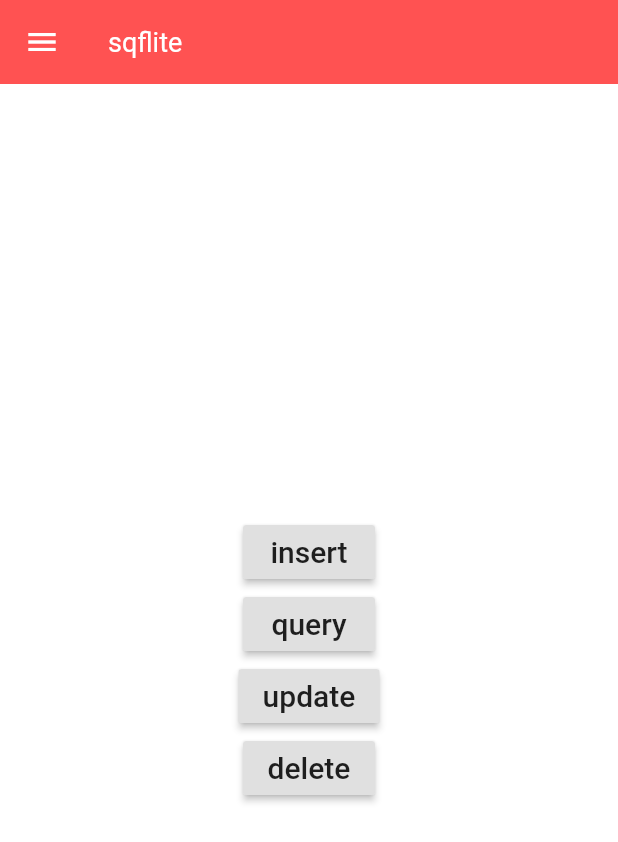
After one commit to ndtam273/OurWedding, a Flutter app: the TestDBScreen screen opened by its route, after a tap on "insert", on a phone screen of 412 x 824 dp. The commit adds this screen. Shown: the top 842 px of the screen. Run offline on Flutter 3.47's test engine with Material 2 defaults, Android fonts, the phone set to English and light mode, and no system bars; our stand-ins replace image_picker, sqflite; accounts and stored records are empty; Roboto replaces fonts that are missing (Muli).

Commit message:
Test Database

```diff
--- /dev/null
+++ b/lib/database/database_helper.dart
@@ -0,0 +1,97 @@
+import 'dart:io';
+
+import 'package:path/path.dart';
+import 'package:sqflite/sqflite.dart';
+import 'package:path_provider/path_provider.dart';
+
+class DataBaseHelper {
+  static final _databaseName = "MyDataBase.db";
+  static final _databaseVersion = 1;
+
+  static final table = 'my_table';
+
+  static final columnId = '_id';
+
+  static final columnNameMan = 'name_man';
+  static final columnAvatarMan = 'avatar_man';
+  static final columnNameWoman = 'name_woman';
+  static final columnAvatarWoman = 'avatar_woman';
+
+  // make this a singleton class
+  DataBaseHelper._privateConstructor();
+  static final DataBaseHelper instance = DataBaseHelper._privateConstructor();
+
+  // only have a single app-wide reference to the database
+  static Database _database;
+  Future<Database> get database async {
+    if (_database != null) return _database;
+    // lazily instantiate the db the first time it is accessed
+    _database = await _initDatabase();
+    print('init database');
+    return _database;
+  }
+
+  // this opens the database (and creates it if it doesn't exist)
+  _initDatabase() async {
+    Directory documentsDirectory = await getApplicationDocumentsDirectory();
+    String path = join(documentsDirectory.path, _databaseName);
+    return await openDatabase(
+      path,
+      version: _databaseVersion,
+      onCreate: _onCreate,
+    );
+  }
+
+  // SQL code to create the database table
+  Future _onCreate(Database db, int version) async {
+    await db.execute('''
+          CREATE TABLE $table (
+            $columnId INTEGER PRIMARY KEY,
+            $columnNameMan TEXT,
+            $columnAvatarMan TEXT,
+            $columnNameWoman TEXT,
+            $columnAvatarWoman TEXT
+          )
+          ''');
+  }
+
+  // Helper methods
+
+  // Inserts a row in the database where each key in the Map is a column name
+  // and the value is the column value. The return value is the id of the
+  // inserted row.
+  Future<int> insert(Map<String, dynamic> row) async {
+    Database db = await instance.database;
+    return await db.insert(table, row);
+  }
+
+  // All of the rows are returned as a list of maps, where each map is
+  // a key-value list of columns.
+  Future<List<Map<String, dynamic>>> queryAllRows() async {
+    Database db = await instance.database;
+    return await db.query(table);
+  }
+
+  // All of the methods (insert, query, update, delete) can also be done using
+  // raw SQL commands. This method uses a raw query to give the row count.
+  Future<int> queryRowCount() async {
+    Database db = await instance.database;
+    return Sqflite.firstIntValue(
+        await db.rawQuery('SELECT COUNT(*) FROM $table'));
+  }
+
+  // We are assuming here that the id column in the map is set. The other
+  // column values will be used to update the row.
+  Future<int> update(Map<String, dynamic> row) async {
+    Database db = await instance.database;
+    int id = row[columnId];
+    return await db.update(table, row, where: '$columnId = ?', whereArgs: [id]);
+  }
+
+  // Deletes the row specified by the id. The number of affected rows is
+  // returned. This should be 1 as long as the row exists.
+  Future<int> delete(int id) async {
+    Database db = await instance.database;
+    return await db.delete(table, where: '$columnId = ?', whereArgs: [id]);
+  }
+}
--- a/lib/routes.dart
+++ b/lib/routes.dart
@@ -1,12 +1,16 @@
 import 'package:flutter/material.dart';
+import 'package:path/path.dart';
 import 'package:source_code/screens/CameraScreen/camera_screen.dart';
 import 'package:source_code/screens/ChangeBackgroundScreen/change_background_screen.dart';
 import 'package:source_code/screens/CountDownScreen/count_down_screen.dart';
 import 'package:source_code/screens/PreviewScreen/preview_screen.dart';
+
+import 'screens/TestDB/test_db.dart';
 
 final Map<String, WidgetBuilder> routes = {
   CountDownScreen.routeName: (context) => CountDownScreen(),
   ChangeBackgroundScreen.routeName: (context) => ChangeBackgroundScreen(),
   CameraScreen.routeName: (context) => CameraScreen(),
   PreviewScreen.routeName: (context) => PreviewScreen(),
+  TestDBScreen.routeName: (context) => TestDBScreen(),
 };
--- a/lib/screens/CountDownScreen/components/app_drawer.dart
+++ b/lib/screens/CountDownScreen/components/app_drawer.dart
@@ -1,5 +1,6 @@
 import 'package:flutter/material.dart';
 import 'package:source_code/screens/ChangeBackgroundScreen/change_background_screen.dart';
+import 'package:source_code/screens/TestDB/test_db.dart';
 
 import '../count_down_screen.dart';
 
@@ -30,6 +31,15 @@ class AppDrawer extends StatelessWidget {
                   .pushReplacementNamed(ChangeBackgroundScreen.routeName);
             },
           ),
+          Divider(),
+          ListTile(
+            leading: Icon(Icons.picture_in_picture),
+            title: Text('Test DB'),
+            onTap: () {
+              Navigator.of(context)
+                  .pushReplacementNamed(TestDBScreen.routeName);
+            },
+          ),
         ],
       ),
     );
--- a/lib/screens/CountDownScreen/components/avatar_animation.dart
+++ b/lib/screens/CountDownScreen/components/avatar_animation.dart
@@ -29,6 +29,12 @@ class _AvatarAnimationState extends State<AvatarAnimation>
   }
 
   @override
+  void dispose() {
+    _animationController.dispose();
+    super.dispose();
+  }
+
+  @override
   Widget build(BuildContext context) {
     return CircleAvatar(
       // Border color
--- /dev/null
+++ b/lib/screens/TestDB/test_db.dart
@@ -0,0 +1,103 @@
+import 'package:flutter/material.dart';
+import 'package:source_code/database/database_helper.dart';
+import 'package:source_code/screens/CountDownScreen/components/app_drawer.dart';
+
+class TestDBScreen extends StatelessWidget {
+  static String routeName = "/test";
+
+  // reference to our single class that manages the database
+  final dbHelper = DataBaseHelper.instance;
+// Button onPressed methods
+
+  void _insert() async {
+    // row to insert
+    Map<String, dynamic> row = {
+      DataBaseHelper.columnNameMan: 'columnNameMan',
+      DataBaseHelper.columnAvatarMan: 'columnAvatarMan',
+      DataBaseHelper.columnNameWoman: 'columnNameWoman',
+      DataBaseHelper.columnAvatarWoman: 'columnAvatarWoman',
+    };
+    final id = await dbHelper.insert(row);
+    print('inserted row id: $id');
+  }
+
+  void _query() async {
+    final allRows = await dbHelper.queryAllRows();
+    print('query all rows:');
+    allRows.forEach((row) => print(row));
+  }
+
+  void _update() async {
+    // row to update
+    Map<String, dynamic> row = {
+      DataBaseHelper.columnId: 1,
+      DataBaseHelper.columnNameMan: 'columnNameMan 1',
+      DataBaseHelper.columnAvatarMan: 'columnAvatarMan 1',
+      DataBaseHelper.columnNameWoman: 'columnNameWoman 1',
+      DataBaseHelper.columnAvatarWoman: 'columnAvatarWoman 1',
+    };
+    final rowsAffected = await dbHelper.update(row);
+    print('updated $rowsAffected row(s)');
+  }
+
+  void _delete() async {
+    // Assuming that the number of rows is the id for the last row.
+    final id = await dbHelper.queryRowCount();
+    final rowsDeleted = await dbHelper.delete(id);
+    print('deleted $rowsDeleted row(s): row $id');
+  }
+
+  // homepage layout
+  @override
+  Widget build(BuildContext context) {
+    return Scaffold(
+      appBar: AppBar(
+        title: Text('sqflite'),
+      ),
+      drawer: AppDrawer(),
+      body: Center(
+        child: Column(
+          mainAxisAlignment: MainAxisAlignment.center,
+          children: <Widget>[
+            RaisedButton(
+              child: Text(
+                'insert',
+                style: TextStyle(fontSize: 20),
+              ),
+              onPressed: () {
+                _insert();
+              },
+            ),
+            RaisedButton(
+              child: Text(
+                'query',
+                style: TextStyle(fontSize: 20),
+              ),
+              onPressed: () {
+                _query();
+              },
+            ),
+            RaisedButton(
+              child: Text(
+                'update',
+                style: TextStyle(fontSize: 20),
+              ),
+              onPressed: () {
+                _update();
+              },
+            ),
+            RaisedButton(
+              child: Text(
+                'delete',
+                style: TextStyle(fontSize: 20),
+              ),
+              onPressed: () {
+                _delete();
+              },
+            ),
+          ],
+        ),
+      ),
+    );
+  }
+}
--- a/pubspec.yaml
+++ b/pubspec.yaml
@@ -30,7 +30,7 @@ dependencies:
   path: ^1.7.0
   provider: ^4.3.3
   camera: ^0.7.0+2
-  esys_flutter_share: ^1.0.2
+  sqflite: ^1.3.2+4
   # The following adds the Cupertino Icons font to your application.
   # Use with the CupertinoIcons class for iOS style icons.
   cupertino_icons: ^1.0.0
```
Also changed, not shown: pubspec.lock, 1 other file.
